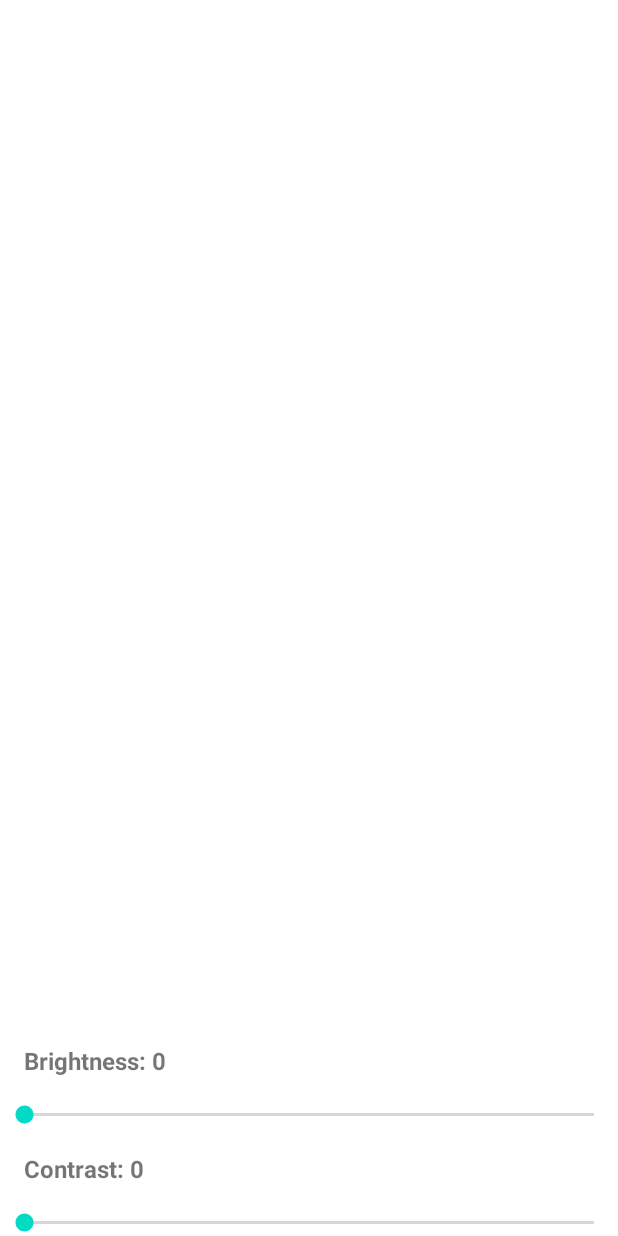
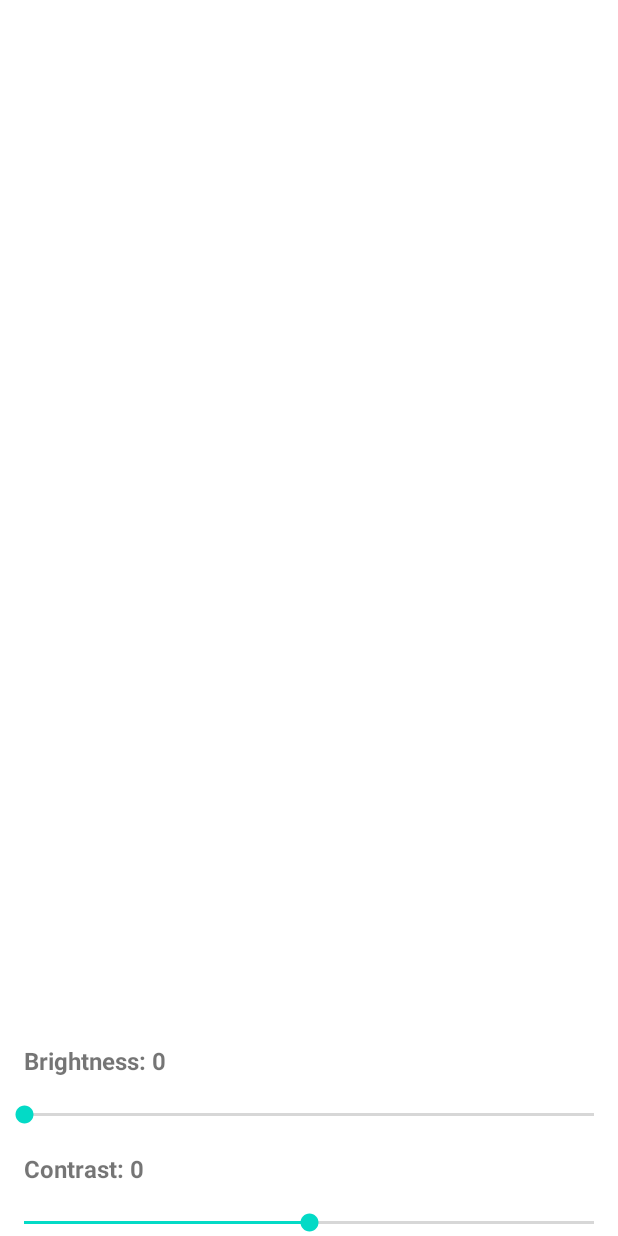
Before and after one commit to gladystoledoglez/PhotoEditor, an Android app: the fragment LightFragment placed in its activity, on a phone screen of 412 x 824 dp. Run offline under Robolectric (Android 15) with nearby library versions, the phone set to English and light mode, and no system bars; our stand-ins replace navigation-ui; 1 statement that could not run was skipped.

Commit message:
A refactoring in order to:
- Crop Fragment:
-Transform buttons Save and Rotate in Action Bar Buttons

- Light Fragment:
-Change the progress max value of the Brightness Seek Bar to 100
-Change the progress min value of the Contrast Seek Bar to -50
-Change the progress max value of the Contrast Seek Bar to 50
-Keep the progress default value of the Contrast Seek Bar in 0
-Change the calculation of the contrast variable of adjustContrast method in LightViewModel
-Add and implement the button Save in the Action Bar

- Color Fragment:
-Change the progress min value of the Saturation Seek Bar to -50
-Change the progress max value of the Saturation Seek Bar to 50
-Keep the progress default value of the Saturation Seek Bar in 0
-Change the calculation of the saturation variable  of adjustSaturation method in ColorViewModel
-Add and implement the button Save in the Action Bar

- Filter Fragment:
-Add and implement button Save in the Action Bar
-Adjust the imageView to fill the space of the screen

```diff
--- a/app/src/main/java/com/example/photoeditor/presenter/fragments/LightFragment.kt
+++ b/app/src/main/java/com/example/photoeditor/presenter/fragments/LightFragment.kt
@@ -1,18 +1,17 @@
 package com.example.photoeditor.presenter.fragments
 
 import android.os.Bundle
-import android.view.LayoutInflater
-import android.view.View
-import android.view.ViewGroup
-import androidx.fragment.app.Fragment
+import android.view.*
+import androidx.core.view.drawToBitmap
 import androidx.fragment.app.viewModels
 import com.example.photoeditor.R
 import com.example.photoeditor.databinding.FragmentLightBinding
 import com.example.photoeditor.extensions.getBitmap
 import com.example.photoeditor.extensions.setOnSeekBarProgressChanged
+import com.example.photoeditor.extensions.showMenuItem
 import com.example.photoeditor.presenter.viewModels.LightViewModel
 
-class LightFragment : Fragment() {
+class LightFragment : BaseFragment() {
     private lateinit var binding: FragmentLightBinding
     private val viewModel: LightViewModel by viewModels()
 
@@ -25,6 +24,7 @@ class LightFragment : Fragment() {
 
     override fun onViewCreated(view: View, savedInstanceState: Bundle?) {
         super.onViewCreated(view, savedInstanceState)
+        setHasOptionsMenu(true)
         viewModel.changeImage(arguments?.getBitmap(MainFragment.LIGHT_IMAGE))
         with(binding) {
             tvBrightness.text = getString(R.string.tv_brightness, 0)
@@ -42,4 +42,24 @@ class LightFragment : Fragment() {
             image.observe(viewLifecycleOwner) { binding.ivLight.setImageBitmap(it) }
         }
     }
+
+    override fun onCreateOptionsMenu(menu: Menu, inflater: MenuInflater) {
+        menu.showMenuItem(R.id.actionSave)
+        super.onCreateOptionsMenu(menu, inflater)
+    }
+
+    override fun onOptionsItemSelected(item: MenuItem) = when (item.itemId) {
+        R.id.actionSave -> {
+            binding.ivLight.drawToBitmap().apply {
+                viewModel.changeImage(image = this)
+                saveImage(TAG, bitmap = this)
+            }
+            true
+        }
+        else -> super.onOptionsItemSelected(item)
+    }
+
+    companion object {
+        val TAG = LightFragment::class.simpleName.orEmpty()
+    }
 }
--- a/app/src/main/java/com/example/photoeditor/presenter/fragments/MainFragment.kt
+++ b/app/src/main/java/com/example/photoeditor/presenter/fragments/MainFragment.kt
@@ -31,8 +31,17 @@ class MainFragment : Fragment(R.layout.fragment_main) {
 
     override fun onCreate(savedInstanceState: Bundle?) {
         super.onCreate(savedInstanceState)
-        setFragmentResultListener(CROP_IMAGE) { _, bundle ->
-            viewModel.changeImage(bundle.getBitmap(CROP_IMAGE))
+        setFragmentResultListener(CropFragment.TAG) { _, bundle ->
+            viewModel.changeImage(bundle.getBitmap(CropFragment.TAG))
+        }
+        setFragmentResultListener(LightFragment.TAG) { _, bundle ->
+            viewModel.changeImage(bundle.getBitmap(LightFragment.TAG))
+        }
+        setFragmentResultListener(ColorFragment.TAG) { _, bundle ->
+            viewModel.changeImage(bundle.getBitmap(ColorFragment.TAG))
+        }
+        setFragmentResultListener(FilterFragment.TAG) { _, bundle ->
+            viewModel.changeImage(bundle.getBitmap(FilterFragment.TAG))
         }
     }
 
--- a/app/src/main/java/com/example/photoeditor/presenter/viewModels/ColorViewModel.kt
+++ b/app/src/main/java/com/example/photoeditor/presenter/viewModels/ColorViewModel.kt
@@ -6,6 +6,7 @@ import android.graphics.ColorMatrixColorFilter
 import androidx.lifecycle.LiveData
 import androidx.lifecycle.MutableLiveData
 import androidx.lifecycle.ViewModel
+import com.example.photoeditor.extensions.toValue
 
 class ColorViewModel : ViewModel() {
 
@@ -19,14 +20,13 @@ class ColorViewModel : ViewModel() {
     fun adjustSaturation(progress: Int): ColorMatrixColorFilter {
         val zero = 0f
         val one = 1f
-        val oneHundred = 100f
         val matrix = floatArrayOf(
             one, zero, zero, zero, one,
             zero, one, zero, zero, one,
             zero, zero, one, zero, one,
             zero, zero, zero, one, zero
         )
-        val saturation = progress.toFloat() / oneHundred
+        val saturation = progress.toValue()
         val colorMatrix = ColorMatrix(matrix).apply { setSaturation(saturation) }
         return ColorMatrixColorFilter(colorMatrix)
     }
--- a/app/src/main/java/com/example/photoeditor/presenter/viewModels/LightViewModel.kt
+++ b/app/src/main/java/com/example/photoeditor/presenter/viewModels/LightViewModel.kt
@@ -8,6 +8,7 @@ import androidx.lifecycle.LiveData
 import androidx.lifecycle.MutableLiveData
 import androidx.lifecycle.ViewModel
 import com.example.photoeditor.extensions.toHexScale
+import com.example.photoeditor.extensions.toValue
 
 class LightViewModel : ViewModel() {
 
@@ -29,8 +30,7 @@ class LightViewModel : ViewModel() {
     fun adjustContrast(progress: Int, brightness: Float = 1f): ColorMatrixColorFilter {
         val zero = 0f
         val one = 1f
-        val oneHundred = 100f
-        val contrast = progress.toFloat() / oneHundred
+        val contrast = progress.toValue()
         val matrix = floatArrayOf(
             contrast, zero, zero, zero, brightness,
             zero, contrast, zero, zero, brightness,
--- /dev/null
+++ b/app/src/main/res/drawable/ic_rotate.xml
@@ -0,0 +1,5 @@
+<vector android:autoMirrored="true" android:height="24dp"
+    android:tint="#FFFFFF" android:viewportHeight="24"
+    android:viewportWidth="24" android:width="24dp" xmlns:android="http://schemas.android.com/apk/res/android">
+    <path android:fillColor="@android:color/white" android:pathData="M15.55,5.55L11,1v3.07C7.06,4.56 4,7.92 4,12s3.05,7.44 7,7.93v-2.02c-2.84,-0.48 -5,-2.94 -5,-5.91s2.16,-5.43 5,-5.91L11,10l4.55,-4.45zM19.93,11c-0.17,-1.39 -0.72,-2.73 -1.62,-3.89l-1.42,1.42c0.54,0.75 0.88,1.6 1.02,2.47h2.02zM13,17.9v2.02c1.39,-0.17 2.74,-0.71 3.9,-1.61l-1.44,-1.44c-0.75,0.54 -1.59,0.89 -2.46,1.03zM16.89,15.48l1.42,1.41c0.9,-1.16 1.45,-2.5 1.62,-3.89h-2.02c-0.14,0.87 -0.48,1.72 -1.02,2.48z"/>
+</vector>
--- /dev/null
+++ b/app/src/main/res/drawable/ic_save.xml
@@ -0,0 +1,5 @@
+<vector android:height="24dp" android:tint="#FFFFFF"
+    android:viewportHeight="24" android:viewportWidth="24"
+    android:width="24dp" xmlns:android="http://schemas.android.com/apk/res/android">
+    <path android:fillColor="@android:color/white" android:pathData="M9,16.17L4.83,12l-1.42,1.41L9,19 21,7l-1.41,-1.41z"/>
+</vector>
--- a/app/src/main/res/layout/fragment_color.xml
+++ b/app/src/main/res/layout/fragment_color.xml
@@ -39,8 +39,8 @@
             android:id="@+id/sbSaturation"
             android:layout_width="match_parent"
             android:layout_height="wrap_content"
-            android:max="255"
-            android:min="0"
+            android:max="50"
+            android:min="-50"
             android:paddingHorizontal="16dp" />
 
     </androidx.appcompat.widget.LinearLayoutCompat>
--- a/app/src/main/res/layout/fragment_filter.xml
+++ b/app/src/main/res/layout/fragment_filter.xml
@@ -8,9 +8,10 @@
 
     <ImageView
         android:id="@+id/ivFilteredPhoto"
-        android:layout_width="wrap_content"
+        android:layout_width="match_parent"
         android:layout_height="0dp"
         android:contentDescription="@string/todo"
+        android:scaleType="centerCrop"
         app:layout_constraintBottom_toTopOf="@+id/rvFilters"
         app:layout_constraintEnd_toEndOf="parent"
         app:layout_constraintStart_toStartOf="parent"
--- a/app/src/main/res/layout/fragment_light.xml
+++ b/app/src/main/res/layout/fragment_light.xml
@@ -39,7 +39,7 @@
             android:id="@+id/sbBrightness"
             android:layout_width="match_parent"
             android:layout_height="wrap_content"
-            android:max="255"
+            android:max="100"
             android:min="0"
             android:paddingHorizontal="16dp" />
 
@@ -56,8 +56,8 @@
             android:id="@+id/sbContrast"
             android:layout_width="match_parent"
             android:layout_height="wrap_content"
-            android:max="255"
-            android:min="0"
+            android:max="50"
+            android:min="-50"
             android:paddingHorizontal="16dp" />
 
     </androidx.appcompat.widget.LinearLayoutCompat>
--- /dev/null
+++ b/app/src/main/res/menu/main.xml
@@ -0,0 +1,15 @@
+<?xml version="1.0" encoding="utf-8"?>
+<menu xmlns:android="http://schemas.android.com/apk/res/android"
+    xmlns:app="http://schemas.android.com/apk/res-auto">
+    <item
+        android:id="@+id/actionRotate"
+        android:icon="@drawable/ic_rotate"
+        android:title="@string/btn_rotate"
+        app:showAsAction="ifRoom" />
+
+    <item
+        android:id="@+id/actionSave"
+        android:icon="@drawable/ic_save"
+        android:title="@string/btn_save"
+        app:showAsAction="ifRoom" />
+</menu>
```
Also changed, not shown: app/src/main/java/com/example/photoeditor/MainActivity.kt (+8 -0 lines), app/src/main/java/com/example/photoeditor/extensions/IntegerExtensions.kt (+7 -0 lines), app/src/main/java/com/example/photoeditor/extensions/MenuExtensions.kt (added, +21 -0 lines), app/src/main/java/com/example/photoeditor/presenter/fragments/BaseFragment.kt (added, +16 -0 lines), app/src/main/java/com/example/photoeditor/presenter/fragments/ColorFragment.kt (+25 -5 lines), app/src/main/java/com/example/photoeditor/presenter/fragments/CropFragment.kt (+28 -17 lines), app/src/main/java/com/example/photoeditor/presenter/fragments/FilterFragment.kt (+26 -5 lines), app/src/main/res/layout/fragment_crop.xml (+0 -21 lines).
